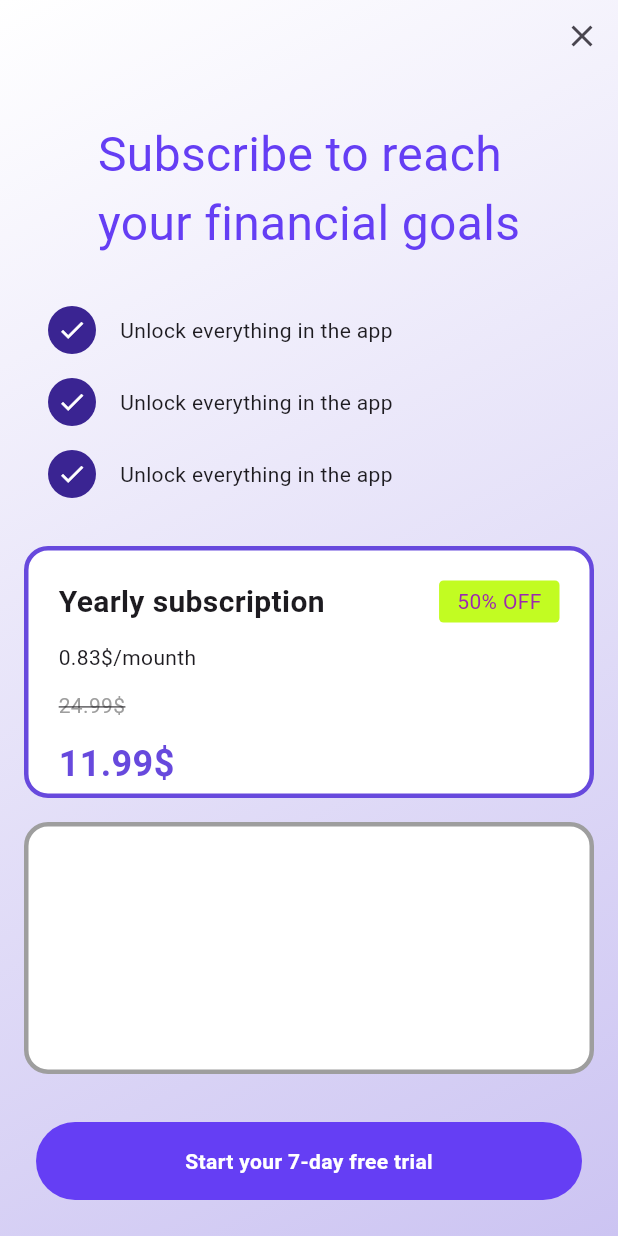
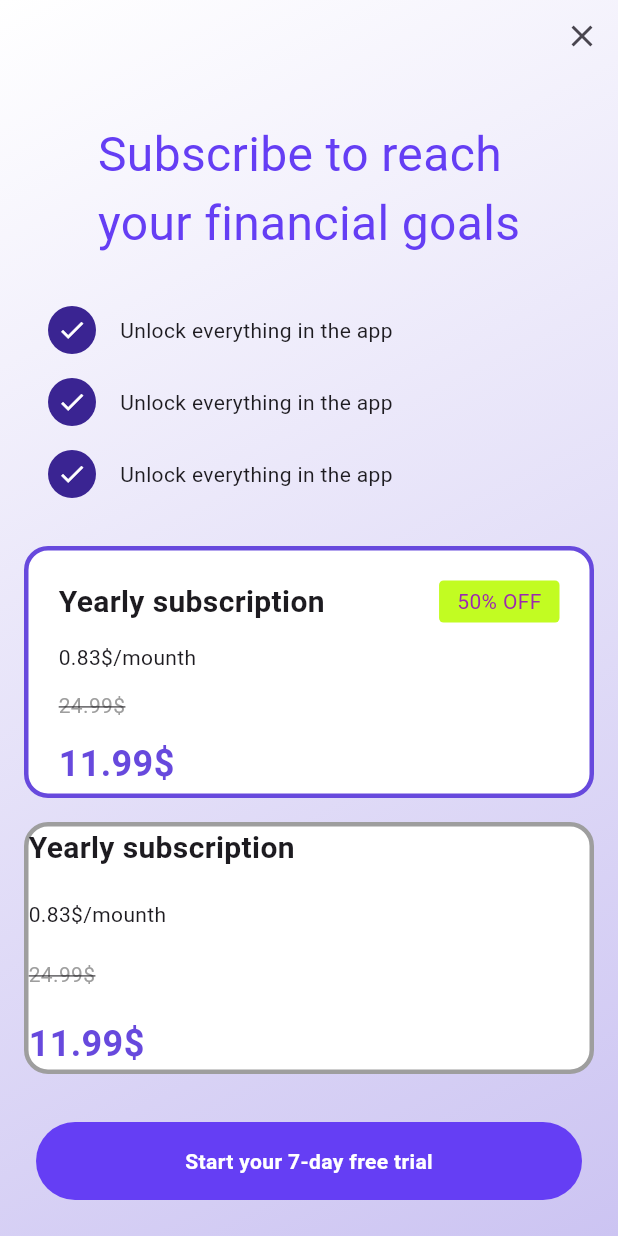
Before and after one commit to JAICHANGPARK/flutter_notebook_chapter_43, a Flutter app: the PaywallScreen screen opened directly, on a phone screen of 412 x 824 dp. Run offline on Flutter 3.47's test engine with Material 3 defaults, Android fonts, the phone set to English and light mode, and no system bars; our stand-ins replace gap.

Commit message:
Update paywall_screen.dart

```diff
--- a/lib/ep2154_paywall_screen/views/paywall_screen.dart
+++ b/lib/ep2154_paywall_screen/views/paywall_screen.dart
@@ -210,9 +210,46 @@ class _PaywallScreenState extends State<PaywallScreen> {
                               border: Border.all(
                                 color: Colors.grey,
                                 width: 3,
-
                               ),
                               color: Colors.white
+                            ),
+                            child: Stack(
+                              children: [
+                                Positioned.fill(
+                                  child: Column(
+                                    crossAxisAlignment: CrossAxisAlignment.start,
+                                    mainAxisAlignment: MainAxisAlignment.spaceBetween,
+                                    spacing: 12,
+                                    children: [
+                                      Text(
+                                        "Yearly subscription",
+                                        style: TextStyle(
+                                          fontWeight: FontWeight.bold,
+                                          fontSize: 20,
+                                        ),
+                                      ),
+                                      Text(
+                                        "0.83\$/mounth",
+                                      ),
+                                      Text(
+                                        "24.99\$",
+                                        style: TextStyle(
+                                          color: Colors.grey,
+                                          decoration: TextDecoration.lineThrough,
+                                        ),
+                                      ),
+                                      Text(
+                                        "11.99\$",
+                                        style: TextStyle(
+                                          fontWeight: FontWeight.bold,
+                                          color: Color.fromRGBO(103, 73, 221, 1),
+                                          fontSize: 24,
+                                        ),
+                                      )
+                                    ],
+                                  ),
+                                ),
+                              ],
                             ),
                           ),
                         )
```
